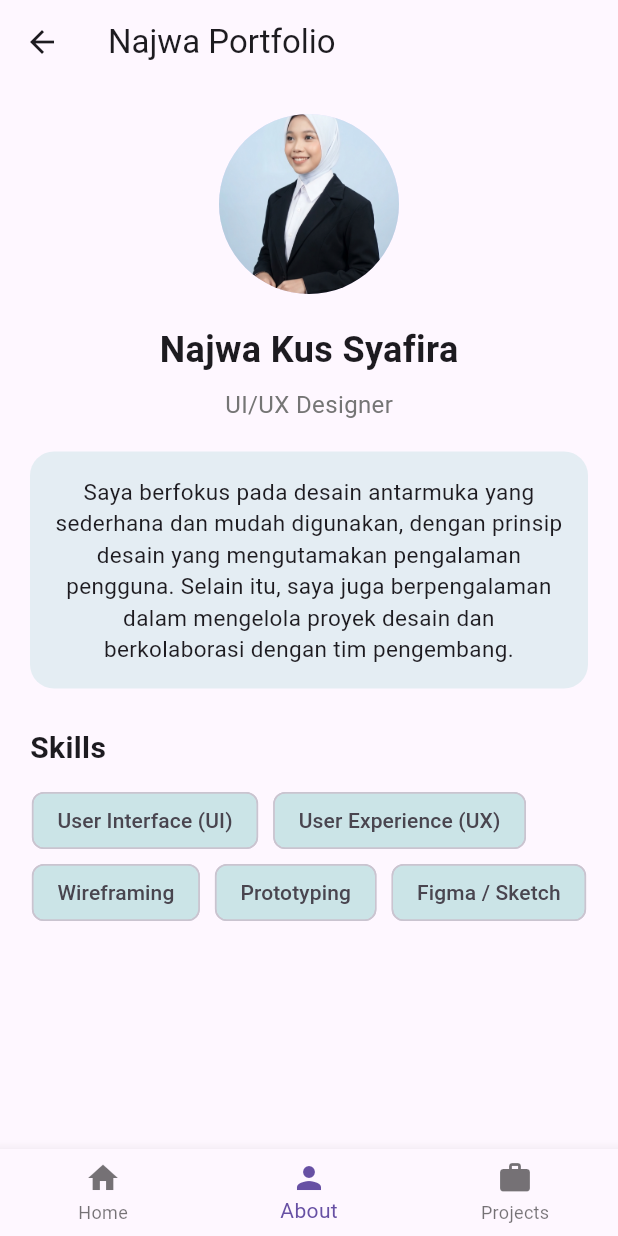
After one commit to MariaSavira/Simulasi_Kolaborasi_Git_Kelompok_1, a Flutter app: the MainNajwaPage screen opened directly, item 2 of the bottom bar chosen, on a phone screen of 412 x 824 dp. The commit adds this screen. Run offline on Flutter 3.47's test engine with Material 3 defaults, Android fonts, the phone set to English and light mode, and no system bars.

Commit message:
tambah protofolio najwa dan foto profil

```diff
--- a/lib/pages/Landing_Page/landing_page.dart
+++ b/lib/pages/Landing_Page/landing_page.dart
@@ -1,5 +1,6 @@
 import 'package:flutter/material.dart';
 import '../Portofolio_Sasa/main_sasa.dart';
+import '../Portofolio_Najwa/main_najwa.dart';
 
 class LandingPage extends StatelessWidget {
   final List<String> members = [
@@ -12,6 +13,7 @@ class LandingPage extends StatelessWidget {
 
   final Map<String, Widget> memberPages = {
     'Maria Savira': MainSasaPage(),
+    'Najwa Kus Syafira': MainNajwaPage(),
     // tambahin kesini misal:
     // 'Feby Rahmawati Ahmad': MainFebyPage(),
   };
--- /dev/null
+++ b/lib/pages/Portofolio_Najwa/about_page_najwa.dart
@@ -0,0 +1,78 @@
+import 'package:flutter/material.dart';
+
+class AboutPageNajwa extends StatelessWidget {
+  @override
+  Widget build(BuildContext context) {
+    return SingleChildScrollView(
+      padding: const EdgeInsets.all(20),
+      child: Column(
+        crossAxisAlignment: CrossAxisAlignment.center,
+        children: [
+          CircleAvatar(
+            radius: 60,
+            backgroundImage: AssetImage('assets/project_najwa.png'),
+          ),
+
+          SizedBox(height: 20),
+
+          Text(
+            'Najwa Kus Syafira',
+            style: TextStyle(fontSize: 24, fontWeight: FontWeight.bold),
+          ),
+
+          SizedBox(height: 8),
+
+          Text(
+            'UI/UX Designer',
+            style: TextStyle(fontSize: 16, color: Colors.grey[600]),
+          ),
+
+          SizedBox(height: 20),
+
+          Container(
+            padding: EdgeInsets.all(16),
+            decoration: BoxDecoration(
+              color: Colors.teal.withOpacity(0.1),
+              borderRadius: BorderRadius.circular(16),
+            ),
+            child: Text(
+              'Saya berfokus pada desain antarmuka yang sederhana dan mudah digunakan, dengan prinsip desain yang mengutamakan pengalaman pengguna. Selain itu, saya juga berpengalaman dalam mengelola proyek desain dan berkolaborasi dengan tim pengembang.',
+              textAlign: TextAlign.center,
+              style: TextStyle(fontSize: 15),
+            ),
+          ),
+
+          SizedBox(height: 25),
+
+          Align(
+            alignment: Alignment.centerLeft,
+            child: Text(
+              'Skills',
+              style: TextStyle(fontSize: 20, fontWeight: FontWeight.bold),
+            ),
+          ),
+
+          SizedBox(height: 10),
+
+          Wrap(
+            spacing: 10,
+            children: [
+             _buildChip('User Interface (UI)'),
+              _buildChip('User Experience (UX)'),
+              _buildChip('Wireframing'),
+              _buildChip('Prototyping'),
+              _buildChip('Figma / Sketch'),
+            ],
+          ),
+        ],
+      ),
+    );
+  }
+
+  Widget _buildChip(String text) {
+    return Chip(
+      label: Text(text),
+      backgroundColor: Colors.teal.withOpacity(0.2),
+    );
+  }
+}
--- /dev/null
+++ b/lib/pages/Portofolio_Najwa/main_najwa.dart
@@ -0,0 +1,40 @@
+import 'package:flutter/material.dart';
+import 'homepage_najwa.dart';
+import 'about_page_najwa.dart';
+import 'project_page_najwa.dart';
+
+class MainNajwaPage extends StatefulWidget {
+  @override
+  _MainNajwaPageState createState() => _MainNajwaPageState();
+}
+
+class _MainNajwaPageState extends State<MainNajwaPage> {
+  int _currentIndex = 0;
+
+  final List<Widget> _pages = [
+    HomePageNajwa(),
+    AboutPageNajwa(),
+    ProjectsPageNajwa(),
+  ];
+
+  @override
+  Widget build(BuildContext context) {
+    return Scaffold(
+      appBar: AppBar(title: Text('Najwa Portfolio')),
+      body: _pages[_currentIndex],
+      bottomNavigationBar: BottomNavigationBar(
+        currentIndex: _currentIndex,
+        onTap: (index) {
+          setState(() {
+            _currentIndex = index;
+          });
+        },
+        items: [
+          BottomNavigationBarItem(icon: Icon(Icons.home), label: 'Home'),
+          BottomNavigationBarItem(icon: Icon(Icons.person), label: 'About'),
+          BottomNavigationBarItem(icon: Icon(Icons.work), label: 'Projects'),
+        ],
+      ),
+    );
+  }
+}
```
Also changed, not shown: lib/pages/Portofolio_Najwa/homepage_najwa.dart (added, +30 -0 lines), lib/pages/Portofolio_Najwa/project_page_najwa.dart (added, +70 -0 lines), assets/project_najwa.png (added).
